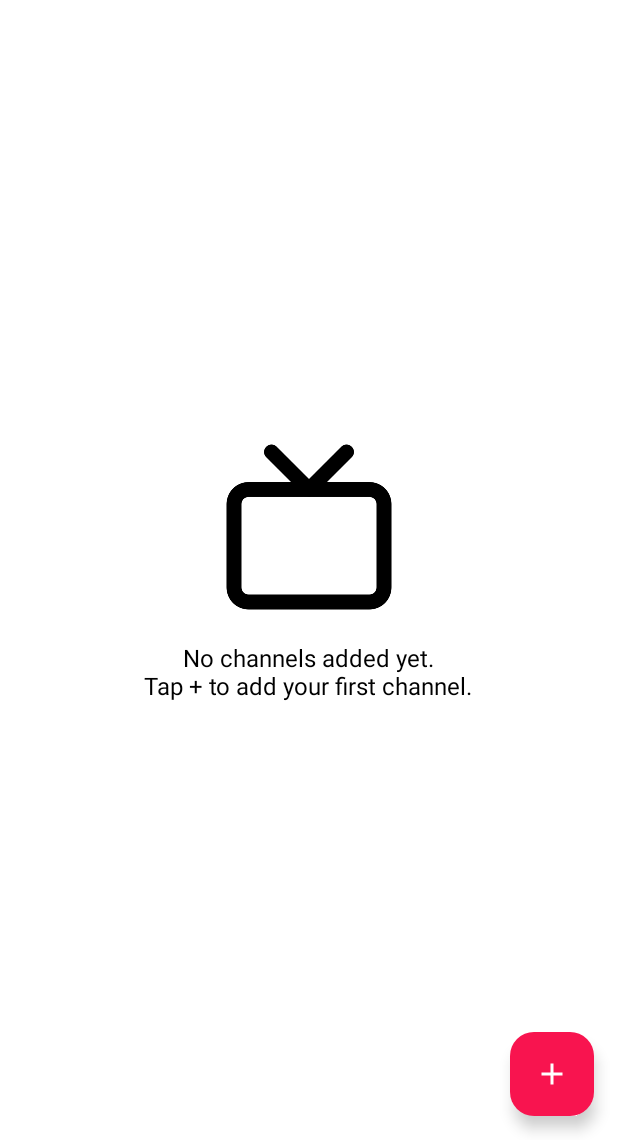
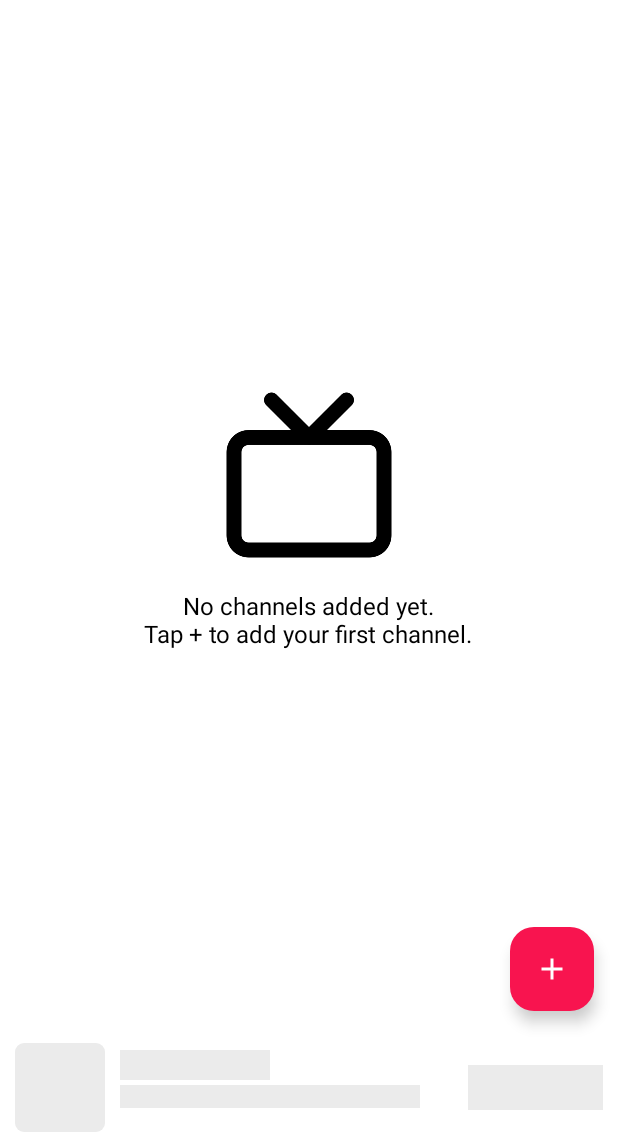
Before and after one commit to ashishpowar02/URLPlayer-Beta, an Android app: the screen it shows after launch (HomeActivity), after a tap on "ONLINE VIDEOS", on a phone screen of 412 x 824 dp, the part 96-1236 px from its top. Run offline under Robolectric (Android 15) with nearby library versions, the phone set to English and light mode, and no system bars; our stand-ins replace AdMob, Shimmer; pictures from the network do not load; 7 statements that could not run were skipped.

Commit message:
Update MainActivity.kt, HomeActivity.kt

```diff
--- a/app/src/main/java/com/samyak/urlplayerbeta/MainActivity.kt
+++ b/app/src/main/java/com/samyak/urlplayerbeta/MainActivity.kt
@@ -24,11 +24,16 @@ import com.samyak.urlplayerbeta.screen.HomeActivity
 import com.samyak.urlplayerbeta.AdManage.Helper
 import com.facebook.shimmer.ShimmerFrameLayout
 import com.samyak.urlplayerbeta.screen.AboutActivity
+import kotlinx.coroutines.*
 
 class MainActivity : AppCompatActivity() {
     private lateinit var binding: ActivityMainBinding
     private lateinit var adHelper: Helper
     private var bannerAd: AdView? = null
+    private var adLoadJob: Job? = null
+    private val adScope = CoroutineScope(Dispatchers.Main + SupervisorJob())
+    private var adRetryCount = 0
+    private val maxRetries = 3
 
     override fun onCreate(savedInstanceState: Bundle?) {
         super.onCreate(savedInstanceState)
@@ -38,6 +43,8 @@ class MainActivity : AppCompatActivity() {
         // Initialize Mobile Ads SDK with enhanced error handling
         MobileAds.initialize(this) { initializationStatus ->
             val statusMap = initializationStatus.adapterStatusMap
+            var isAnyAdapterReady = false
+
             for ((adapterClass, status) in statusMap) {
                 when (status.initializationState) {
                     AdapterStatus.State.NOT_READY -> {
@@ -45,9 +52,16 @@ class MainActivity : AppCompatActivity() {
                     }
                     AdapterStatus.State.READY -> {
                         Log.d(TAG, "Adapter: $adapterClass is ready.")
-                        loadBannerAd()
+                        isAnyAdapterReady = true
                     }
                 }
+            }
+
+            if (isAnyAdapterReady) {
+                loadBannerAdWithTimeout()
+            } else {
+                Log.e(TAG, "No ad adapters are ready")
+                hideAdContainers()
             }
         }
 
@@ -62,13 +76,70 @@ class MainActivity : AppCompatActivity() {
         adHelper.preloadAds()
     }
 
+    private fun loadBannerAdWithTimeout() {
+        // Cancel any existing job
+        adLoadJob?.cancel()
+
+        // Start shimmer effect
+        binding.shimmerViewContainer.startShimmer()
+        binding.shimmerViewContainer.visibility = View.VISIBLE
+        binding.bannerAdContainer.visibility = View.GONE
+
+        adLoadJob = adScope.launch {
+            try {
+                // Set a timeout for ad loading
+                withTimeout(10000) { // 10 seconds timeout
+                    loadBannerAd()
+                    // Wait for ad to either load or fail
+                    suspendCancellableCoroutine<Unit> { continuation ->
+                        bannerAd?.adListener = object : AdListener() {
+                            override fun onAdFailedToLoad(error: LoadAdError) {
+                                Log.e(TAG, "Banner ad failed to load: ${error.message}")
+                                if (continuation.isActive) continuation.resume(Unit) {}
+
+                                // Retry logic
+                                if (adRetryCount < maxRetries) {
+                                    adRetryCount++
+                                    Log.d(TAG, "Retrying banner ad load (attempt $adRetryCount)")
+                                    adScope.launch {
+                                        delay(1000) // Wait 1 second before retry
+                                        loadBannerAdWithTimeout()
+                                    }
+                                } else {
+                                    hideAdContainers()
+                                }
+                            }
+
+                            override fun onAdLoaded() {
+                                Log.d(TAG, "Banner ad loaded successfully")
+                                adRetryCount = 0 // Reset retry count on success
+                                // Stop shimmer and show banner ad
+                                binding.shimmerViewContainer.stopShimmer()
+                                binding.shimmerViewContainer.visibility = View.GONE
+                                binding.bannerAdContainer.visibility = View.VISIBLE
+                                if (continuation.isActive) continuation.resume(Unit) {}
+                            }
+                        }
+                    }
+                }
+            } catch (e: TimeoutCancellationException) {
+                Log.e(TAG, "Banner ad load timed out")
+                hideAdContainers()
+            } catch (e: Exception) {
+                Log.e(TAG, "Error in ad loading coroutine: ${e.message}")
+                hideAdContainers()
+            }
+        }
+    }
+
+    private fun hideAdContainers() {
+        binding.shimmerViewContainer.stopShimmer()
+        binding.shimmerViewContainer.visibility = View.GONE
+        binding.bannerAdContainer.visibility = View.GONE
+    }
+
     private fun loadBannerAd() {
         try {
-            // Start shimmer effect
-            binding.shimmerViewContainer.startShimmer()
-            binding.shimmerViewContainer.visibility = View.VISIBLE
-            binding.bannerAdContainer.visibility = View.GONE
-
             val adView = AdView(this)
             adView.adUnitId = getString(R.string.admob_banner_id)
             adView.setAdSize(getAdSize())
@@ -80,34 +151,14 @@ class MainActivity : AppCompatActivity() {
             adView.loadAd(adRequest)
 
             bannerAd = adView
-
-            adView.adListener = object : AdListener() {
-                override fun onAdFailedToLoad(error: LoadAdError) {
-                    Log.e(TAG, "Banner ad failed to load: ${error.message}")
-                    // Stop shimmer and hide ad container
-                    binding.shimmerViewContainer.stopShimmer()
-                    binding.shimmerViewContainer.visibility = View.GONE
-                    binding.bannerAdContainer.visibility = View.GONE
-                }
-
-                override fun onAdLoaded() {
-                    Log.d(TAG, "Banner ad loaded successfully")
-                    // Stop shimmer and show banner ad
-                    binding.shimmerViewContainer.stopShimmer()
-                    binding.shimmerViewContainer.visibility = View.GONE
-                    binding.bannerAdContainer.visibility = View.VISIBLE
-                }
-            }
         } catch (e: Exception) {
-            Log.e(TAG, "Error loading banner ad: ${e.message}")
-            // Stop shimmer and hide containers
-            binding.shimmerViewContainer.stopShimmer()
-            binding.shimmerViewContainer.visibility = View.GONE
-            binding.bannerAdContainer.visibility = View.GONE
+            Log.e(TAG, "Error creating banner ad: ${e.message}")
+            hideAdContainers()
         }
     }
 
     private fun getAdSize(): AdSize {
+        // Determine the screen width to use for the ad width.
         val display = windowManager.defaultDisplay
         val outMetrics = DisplayMetrics()
         display.getMetrics(outMetrics)
@@ -115,6 +166,7 @@ class MainActivity : AppCompatActivity() {
         val density = outMetrics.density
         var adWidthPixels = binding.bannerAdContainer.width.toFloat()
 
+        // If the ad container width isn't available, default to the full screen width
         if (adWidthPixels == 0f) {
             adWidthPixels = outMetrics.widthPixels.toFloat()
         }
@@ -242,6 +294,12 @@ class MainActivity : AppCompatActivity() {
         if (::adHelper.isInitialized && !adHelper.isAnyAdReady()) {
             adHelper.preloadAds()
         }
+
+        // Check if banner ad needs to be reloaded
+        if (bannerAd == null || binding.bannerAdContainer.visibility != View.VISIBLE) {
+            adRetryCount = 0 // Reset retry count
+            loadBannerAdWithTimeout()
+        }
     }
 
     override fun onPause() {
@@ -255,6 +313,10 @@ class MainActivity : AppCompatActivity() {
         if (::adHelper.isInitialized) {
             adHelper.destroy()
         }
+
+        // Cancel all coroutines
+        adLoadJob?.cancel()
+        adScope.cancel()
     }
 
     companion object {
--- a/app/src/main/java/com/samyak/urlplayerbeta/screen/HomeActivity.kt
+++ b/app/src/main/java/com/samyak/urlplayerbeta/screen/HomeActivity.kt
@@ -20,6 +20,7 @@ import com.samyak.urlplayerbeta.adapters.ChannelAdapter
 import com.samyak.urlplayerbeta.databinding.ActivityHomeBinding
 import com.samyak.urlplayerbeta.models.Videos
 import com.samyak.urlplayerbeta.utils.ChannelItemDecoration
+import kotlinx.coroutines.*
 
 class HomeActivity : AppCompatActivity() {
     private lateinit var adapter: ChannelAdapter
@@ -28,6 +29,10 @@ class HomeActivity : AppCompatActivity() {
     private lateinit var binding: ActivityHomeBinding
     private lateinit var adHelper: Helper
     private var bannerAd: AdView? = null
+    private var adLoadJob: Job? = null
+    private val adScope = CoroutineScope(Dispatchers.Main + SupervisorJob())
+    private var adRetryCount = 0
+    private val maxRetries = 3
 
     companion object {
         private const val TAG = "HomeActivity"
@@ -51,6 +56,8 @@ class HomeActivity : AppCompatActivity() {
     private fun initializeAds() {
         MobileAds.initialize(this) { initializationStatus ->
             val statusMap = initializationStatus.adapterStatusMap
+            var isAnyAdapterReady = false
+
             for ((adapterClass, status) in statusMap) {
                 when (status.initializationState) {
                     AdapterStatus.State.NOT_READY -> {
@@ -58,11 +65,98 @@ class HomeActivity : AppCompatActivity() {
                     }
                     AdapterStatus.State.READY -> {
                         Log.d(TAG, "Adapter: $adapterClass is ready.")
-                        // Load banner ad on main thread
-                        runOnUiThread { loadBannerAd() }
+                        isAnyAdapterReady = true
                     }
                 }
             }
+
+            if (isAnyAdapterReady) {
+                loadBannerAdWithTimeout()
+            } else {
+                Log.e(TAG, "No ad adapters are ready")
+                hideAdContainers()
+            }
+        }
+    }
+
+    private fun hideAdContainers() {
+        binding.shimmerViewContainer.stopShimmer()
+        binding.shimmerViewContainer.visibility = View.GONE
+        binding.bannerAdContainer.visibility = View.GONE
+    }
+
+    private fun loadBannerAdWithTimeout() {
+        // Cancel any existing job
+        adLoadJob?.cancel()
+
+        // Start shimmer effect
+        binding.shimmerViewContainer.startShimmer()
+        binding.shimmerViewContainer.visibility = View.VISIBLE
+        binding.bannerAdContainer.visibility = View.GONE
+
+        adLoadJob = adScope.launch {
+            try {
+                // Set a timeout for ad loading
+                withTimeout(10000) { // 10 seconds timeout
+                    loadBannerAd()
+                    // Wait for ad to either load or fail
+                    suspendCancellableCoroutine<Unit> { continuation ->
+                        bannerAd?.adListener = object : AdListener() {
+                            override fun onAdFailedToLoad(error: LoadAdError) {
+                                Log.e(TAG, "Banner ad failed to load: ${error.message}")
+                                if (continuation.isActive) continuation.resume(Unit) {}
+
+                                // Retry logic
+                                if (adRetryCount < maxRetries) {
+                                    adRetryCount++
+                                    Log.d(TAG, "Retrying banner ad load (attempt $adRetryCount)")
+                                    adScope.launch {
+                                        delay(1000) // Wait 1 second before retry
+                                        loadBannerAdWithTimeout()
+                                    }
+                                } else {
+                                    hideAdContainers()
+                                }
+                            }
+
+                            override fun onAdLoaded() {
+                                Log.d(TAG, "Banner ad loaded successfully")
+                                adRetryCount = 0 // Reset retry count on success
+                                // Stop shimmer and show banner ad
+                                binding.shimmerViewContainer.stopShimmer()
+                                binding.shimmerViewContainer.visibility = View.GONE
+                                binding.bannerAdContainer.visibility = View.VISIBLE
+                                if (continuation.isActive) continuation.resume(Unit) {}
+                            }
+                        }
+                    }
+                }
+            } catch (e: TimeoutCancellationException) {
+                Log.e(TAG, "Banner ad load timed out")
+                hideAdContainers()
+            } catch (e: Exception) {
+                Log.e(TAG, "Error in ad loading coroutine: ${e.message}")
+                hideAdContainers()
+            }
+        }
+    }
+
+    private fun loadBannerAd() {
+        try {
+            val adView = AdView(this)
+            adView.adUnitId = getString(R.string.admob_banner_id)
+            adView.setAdSize(getAdSize())
+
+            binding.bannerAdContainer.removeAllViews()
+            binding.bannerAdContainer.addView(adView)
+
+            val adRequest = AdRequest.Builder().build()
+            adView.loadAd(adRequest)
+
+            bannerAd = adView
+        } catch (e: Exception) {
+            Log.e(TAG, "Error creating banner ad: ${e.message}")
+            hideAdContainers()
         }
     }
 
@@ -185,48 +279,6 @@ class HomeActivity : AppCompatActivity() {
         adHelper.preloadAds()
     }
 
-    private fun loadBannerAd() {
-        try {
-            // Start shimmer effect
-            binding.shimmerViewContainer.startShimmer()
-            binding.shimmerViewContainer.visibility = View.VISIBLE
-            binding.bannerAdContainer.visibility = View.GONE
-
-            val adView = AdView(this)
-            adView.adUnitId = getString(R.string.admob_banner_id)
-            adView.setAdSize(getAdSize())
-
-            binding.bannerAdContainer.removeAllViews()
-            binding.bannerAdContainer.addView(adView)
-
-            val adRequest = AdRequest.Builder().build()
-            adView.loadAd(adRequest)
-
-            bannerAd = adView
-
-            adView.adListener = object : AdListener() {
-                override fun onAdFailedToLoad(error: LoadAdError) {
-                    Log.e(TAG, "Banner ad failed to load: ${error.message}")
-                    binding.shimmerViewContainer.stopShimmer()
-                    binding.shimmerViewContainer.visibility = View.GONE
-                    binding.bannerAdContainer.visibility = View.GONE
-                }
-
-                override fun onAdLoaded() {
-                    Log.d(TAG, "Banner ad loaded successfully")
-                    binding.shimmerViewContainer.stopShimmer()
-                    binding.shimmerViewContainer.visibility = View.GONE
-                    binding.bannerAdContainer.visibility = View.VISIBLE
-                }
-            }
-        } catch (e: Exception) {
-            Log.e(TAG, "Error loading banner ad: ${e.message}")
-            binding.shimmerViewContainer.stopShimmer()
-            binding.shimmerViewContainer.visibility = View.GONE
-            binding.bannerAdContainer.visibility = View.GONE
-        }
-    }
-
     private fun getAdSize(): AdSize {
         val display = windowManager.defaultDisplay
         val outMetrics = DisplayMetrics()
@@ -316,6 +368,12 @@ class HomeActivity : AppCompatActivity() {
         if (::adHelper.isInitialized && !adHelper.isAnyAdReady()) {
             adHelper.preloadAds()
         }
+
+        // Check if banner ad needs to be reloaded
+        if (bannerAd == null || binding.bannerAdContainer.visibility != View.VISIBLE) {
+            adRetryCount = 0 // Reset retry count
+            loadBannerAdWithTimeout()
+        }
     }
 
     override fun onPause() {
@@ -329,6 +387,10 @@ class HomeActivity : AppCompatActivity() {
         if (::adHelper.isInitialized) {
             adHelper.destroy()
         }
+
+        // Cancel all coroutines
+        adLoadJob?.cancel()
+        adScope.cancel()
     }
 
     override fun onSupportNavigateUp(): Boolean {
```
Also changed, not shown: app/src/main/AndroidManifest.xml (+7 -0 lines).
